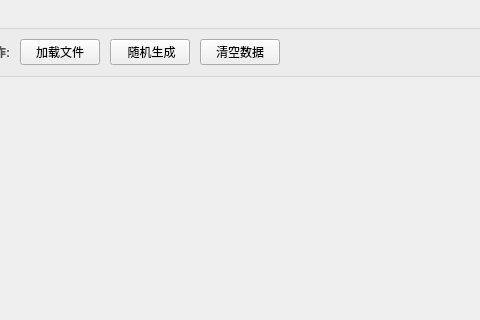
Before: the Qt Designer form mainwindow.ui in Wxyforme/Qt-Chart-System, drawn with Qt 5; both pictures show x 411 to 891 and y 0 to 320 of the 1000 by 750 pixel window.
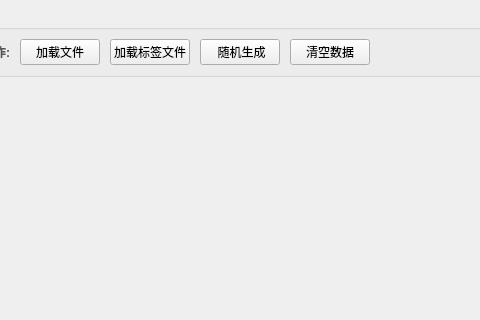
After: the same form once the commit is applied.

```diff
--- a/mainwindow.ui
+++ b/mainwindow.ui
@@ -97,6 +97,13 @@
          </property>
         </widget>
        </item>
+       <item>
+        <widget class="QPushButton" name="btnLoadLabeled">
+         <property name="text">
+          <string>加载标签文件</string>
+         </property>
+        </widget>
+       </item>
        <item>
         <widget class="QPushButton" name="btnRandom">
          <property name="text">
```
